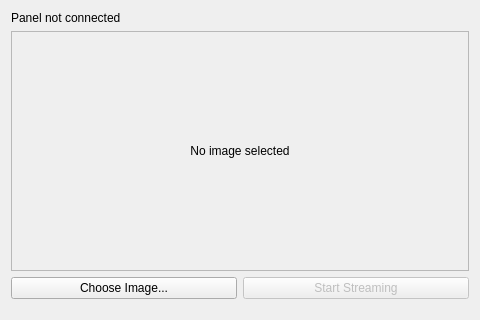
Before: the Qt Designer form ThermaltakeAIOTab.ui in annoyingprompt24/OpenRGBThermaltakeAIOPlugin, drawn with Qt 5.
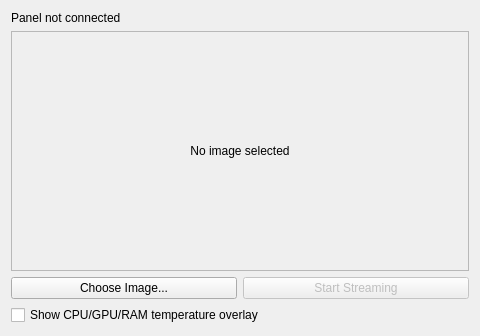
After: the same form once the commit is applied.

Commit message:
add CPU/GPU/RAM temperature overlay, fix GIF animation
sensors: coretemp/k10temp for CPU, nvidia-smi/amdgpu hwmon for GPU,
spd5118/jc42 for RAM, polled at most once/sec and cached

device now stores QImages and re-encodes JPEG per send cycle instead
of caching pre-encoded bytes, so the overlay can be redrawn with
fresh values without needing separate pre-rendered variants

also fixes GIF playback: QImageReader::read() already auto-advances
frames for animated formats, the extra jumpToNextImage() call was
skipping/breaking iteration so only frame 0 ever got captured

```diff
--- a/ThermaltakeAIOTab.ui
+++ b/ThermaltakeAIOTab.ui
@@ -58,6 +58,13 @@
      </item>
     </layout>
    </item>
+   <item>
+    <widget class="QCheckBox" name="sensor_overlay_checkbox">
+     <property name="text">
+      <string>Show CPU/GPU/RAM temperature overlay</string>
+     </property>
+    </widget>
+   </item>
    <item>
     <spacer name="verticalSpacer">
      <property name="orientation">
```
The commit also changes 7 other files.
